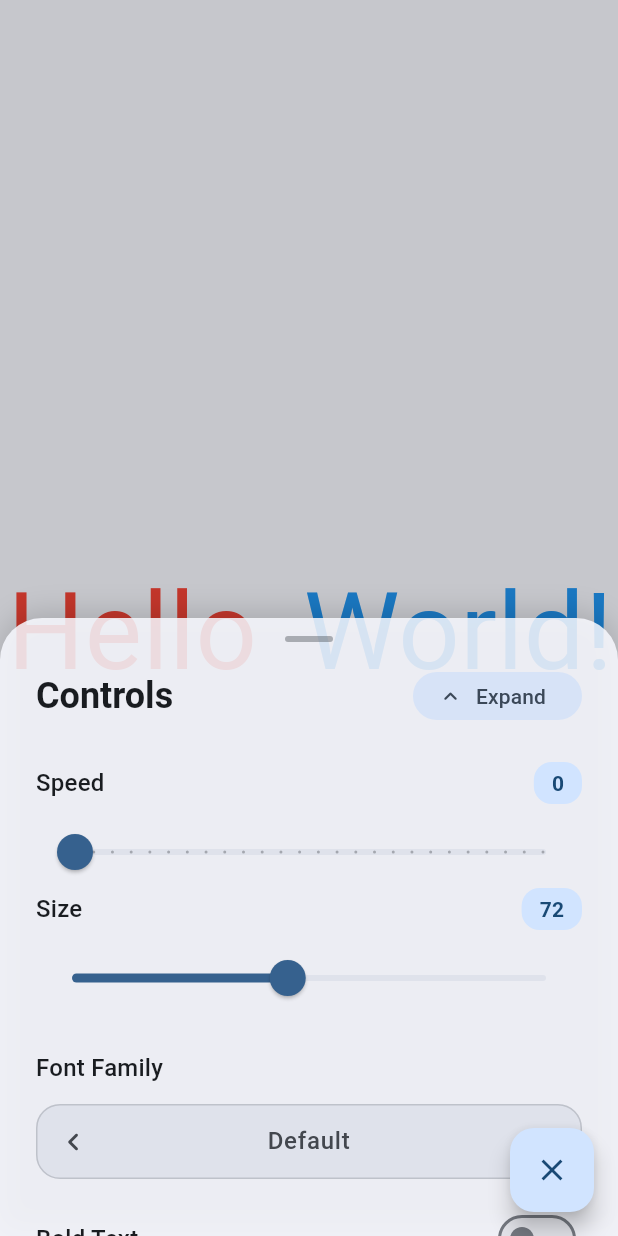
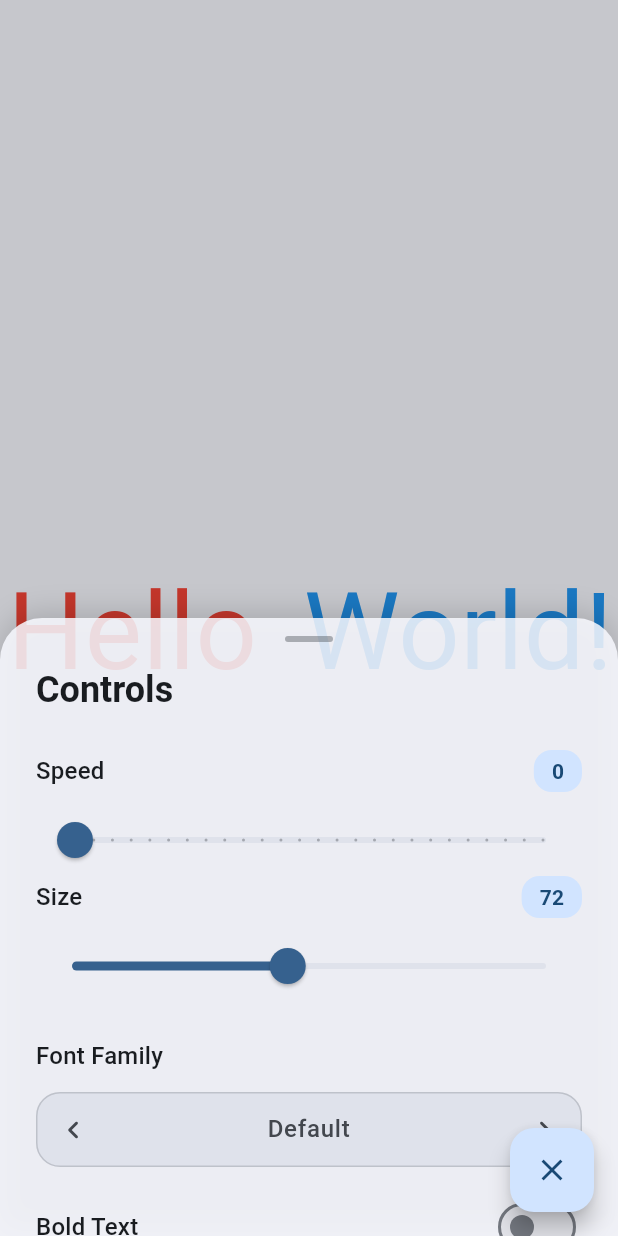
Before and after one commit to burkelashell109/Flutter-Hello-World, a Flutter app: the screen it shows after launch, after a tap on the "settings" icon, on a phone screen of 412 x 824 dp. Run offline on Flutter 3.47's test engine with Material 3 defaults, Android fonts, the light colour scheme and no system bars.

Commit message:
Remove unnecessary Expand/Collapse button from control panel header. Only the Controls label remains; FAB still toggles panel.

```diff
--- a/lib/widgets/control_panel_widget.dart
+++ b/lib/widgets/control_panel_widget.dart
@@ -149,27 +149,14 @@ class ControlPanelWidget extends StatelessWidget {
   }
 
   Widget _buildBottomSheetHeader(ThemeData theme) {
-    final isExpanded = state.drawerSize > 0.15;
     return Row(
-      mainAxisAlignment: MainAxisAlignment.spaceBetween,
+      mainAxisAlignment: MainAxisAlignment.start,
       children: [
         Text(
           'Controls',
           style: theme.textTheme.headlineSmall?.copyWith(
             color: theme.colorScheme.onSurface,
             fontWeight: FontWeight.w600,
-          ),
-        ),
-        FilledButton.tonalIcon(
-          onPressed: callbacks.onToggleDrawer,
-          icon: Icon(
-            isExpanded
-                ? Icons.expand_more_rounded
-                : Icons.expand_less_rounded,
-          ),
-          label: Text(isExpanded ? 'Collapse' : 'Expand'),
-          style: FilledButton.styleFrom(
-            visualDensity: VisualDensity.compact,
           ),
         ),
       ],
```
